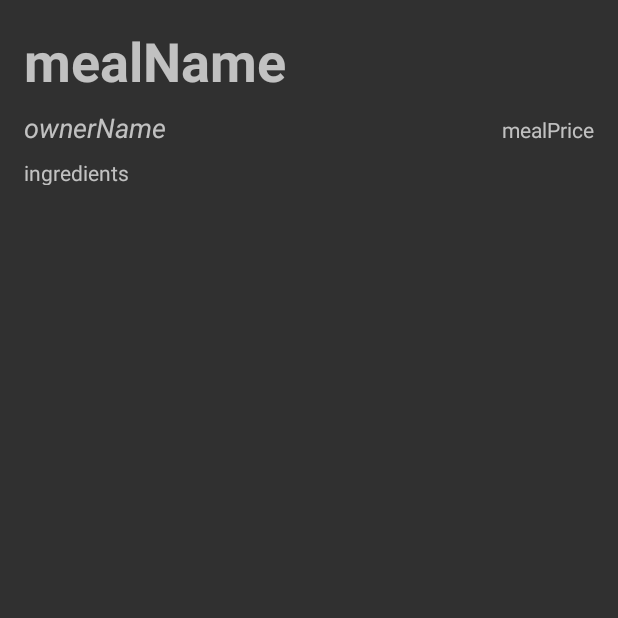
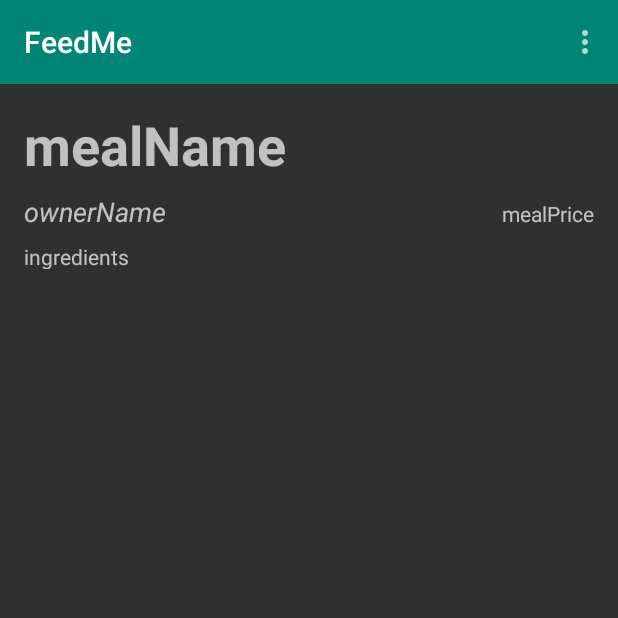
Before and after one commit to JeeJay23/ProofOfConcept2, an Android app: the LobbyScreen screen opened directly, with no data from a screen before it, on a phone screen of 412 x 824 dp, the top half of it. Run offline under Robolectric (Android 15) with nearby library versions, the phone set to English and light mode, and no system bars; our stand-ins replace Firebase (no records; nobody signed in at launch, a user with empty details on screens opened directly).

Commit message:
Toolbar bij LobbyScreen toegevoegd

```diff
--- a/app/src/main/java/com/cloutgang/proofofconcept2/LobbyScreen.java
+++ b/app/src/main/java/com/cloutgang/proofofconcept2/LobbyScreen.java
@@ -1,9 +1,14 @@
 package com.cloutgang.proofofconcept2;
 
 import android.content.Intent;
+import android.provider.ContactsContract;
 import android.support.v7.app.AppCompatActivity;
 import android.os.Bundle;
+import android.support.v7.widget.Toolbar;
 import android.util.Log;
+import android.view.Menu;
+import android.view.MenuInflater;
+import android.view.MenuItem;
 import android.widget.LinearLayout;
 import android.widget.ScrollView;
 import android.widget.TextView;
@@ -42,6 +47,12 @@ public class LobbyScreen extends AppCompatActivity {
         txtIngredient = findViewById(R.id.txtIngredients);
         guestScroll = findViewById(R.id.GuestScrollView);
         guestLayout = findViewById(R.id.GuestList);
+
+        //toolbar stuff
+        Toolbar toolbar = findViewById(R.id.toolbar);
+        setSupportActionBar(toolbar);
+        getSupportActionBar().setTitle("FeedMe");
+
 
         Bundle b = getIntent().getExtras();
 
@@ -126,4 +137,44 @@ public class LobbyScreen extends AppCompatActivity {
 
         }
     }
+
+
+
+
+
+
+    //run this when the Menu for the logout button is created (see app/res/menu)
+    //this adds the menu to the activity
+    @Override
+    public boolean onCreateOptionsMenu(Menu menu) {
+
+        MenuInflater inflater = getMenuInflater();
+        inflater.inflate(R.menu.menu, menu);
+
+        return true;
+    }
+
+
+    //this happens when you click on the options icon in the menu
+    //for now we only have the logout case (we could add more in the future)
+    @Override
+    public boolean onOptionsItemSelected(MenuItem item) {
+
+        switch (item.getItemId()) {
+            case R.id.menuProfile:
+
+                finish();
+                startActivity(new Intent(this, ProfileScreen.class));
+                break;
+
+            case R.id.menuLogout:
+
+                FirebaseAuth.getInstance().signOut();
+                finish();
+                startActivity(new Intent(this, LoginScreen.class));
+
+                break;
+        }
+        return true;
+    }
 }
--- a/app/src/main/res/layout/activity_lobby_screen.xml
+++ b/app/src/main/res/layout/activity_lobby_screen.xml
@@ -6,13 +6,21 @@
     android:layout_height="match_parent"
     tools:context="com.cloutgang.proofofconcept2.LobbyScreen">
 
+    <android.support.v7.widget.Toolbar
+        android:id="@+id/toolbar"
+        android:background="@color/colorPrimary"
+        android:layout_width="match_parent"
+        android:layout_height="wrap_content"
+        android:tooltipText="FeedMe"/>
+
+
     <TextView
         android:id="@+id/txtMeal"
         android:layout_width="wrap_content"
         android:layout_height="wrap_content"
         android:layout_marginStart="16dp"
         android:layout_marginLeft="16dp"
-        android:layout_marginTop="16dp"
+        android:layout_marginTop="72dp"
         android:text="mealName"
         android:textSize="36sp"
         android:textStyle="bold"
```
